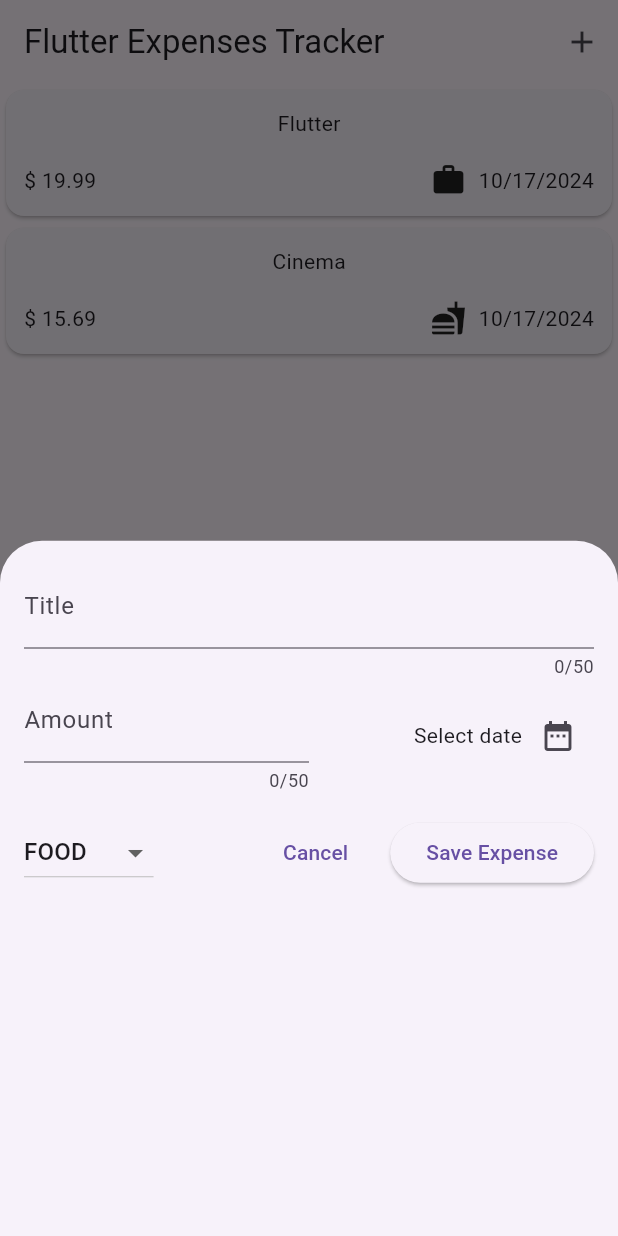
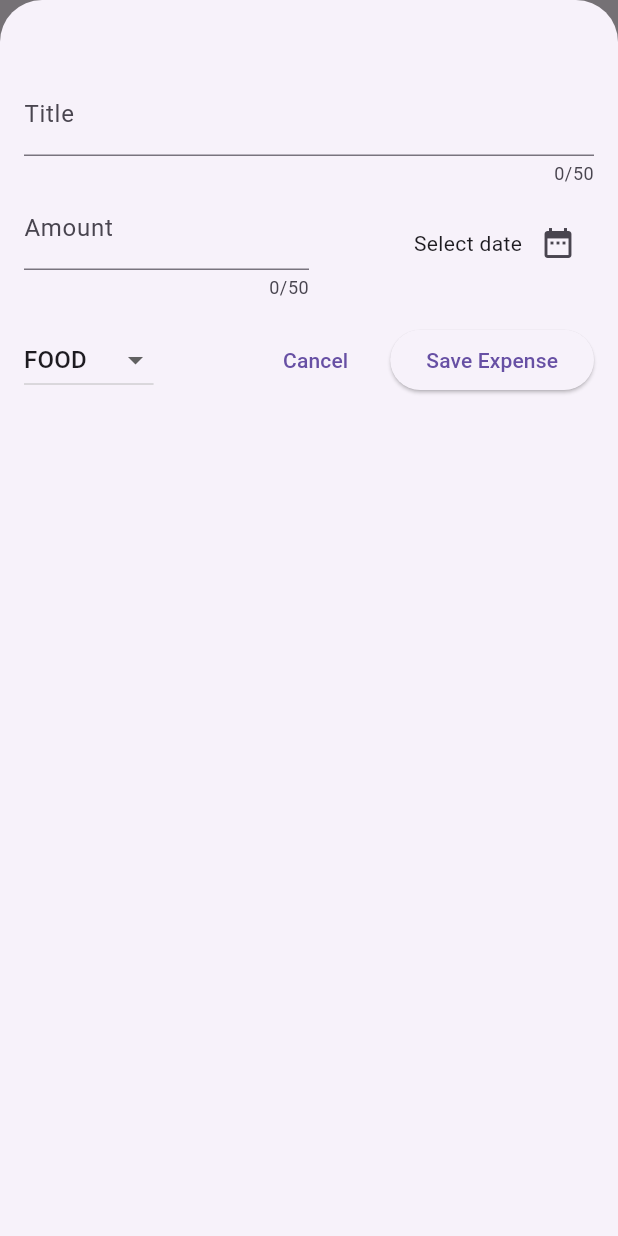
Before and after one commit to ammarelriyali/Expenses-Tracker, a Flutter app: the screen it shows after launch, after a tap on the "add" icon, on a phone screen of 412 x 824 dp. Run offline on Flutter 3.47's test engine with Material 3 defaults, Android fonts, the phone set to English and light mode, and no system bars.

Commit message:
add popup after validation data and full screen mode

```diff
--- a/expenses_tracker/lib/Module/Expenses/Widgets/Screens/expenses_page.dart
+++ b/expenses_tracker/lib/Module/Expenses/Widgets/Screens/expenses_page.dart
@@ -32,10 +32,13 @@ class _ExpensesPage extends State<ExpensesPage> {
       _registeredExpenses.add(expenseModel);
     });
   }
+    void _addNewExpenses(ExpenseModel expenseModel) {
+    }
 
   void _buildBottom() {
     showModalBottomSheet(
         context: context,
+        isScrollControlled: true,
         builder: (ctx) {
           return NewExpensesPage(onAddExpense: _addNewExpenses);
         });
--- a/expenses_tracker/lib/Module/Expenses/Widgets/Screens/new_expenses_page.dart
+++ b/expenses_tracker/lib/Module/Expenses/Widgets/Screens/new_expenses_page.dart
@@ -41,6 +41,7 @@ class _NewExpensesPage extends State<NewExpensesPage> {
       return;
     } else {
         widget.onAddExpense(ExpenseModel(title: _titleTextController.text, amount: amount, category: _selectedDropDown, date: _selectedDate!));
+        Navigator.pop(context);
     }
   }
 
@@ -65,7 +66,10 @@ class _NewExpensesPage extends State<NewExpensesPage> {
   @override
   Widget build(BuildContext context) {
     return Padding(
-      padding: const EdgeInsets.all(ThemeConstants.defaultPadding),
+      padding: const  EdgeInsets.fromLTRB(ThemeConstants.defaultPaddingTrailing,
+       ThemeConstants.defaultPaddingTopInFullScreenMode,
+        ThemeConstants.defaultPaddingLeading,
+        ThemeConstants.defaultPaddingBottom),
       child: Column(
         children: [
           TextField(
--- a/expenses_tracker/lib/Util/Constants/theme_constants.dart
+++ b/expenses_tracker/lib/Util/Constants/theme_constants.dart
@@ -1,7 +1,12 @@
 class ThemeConstants {
-    static const double defaultPadding = 16.0;
-    static const double defaultPaddingCard = 12.0;
-    static const double defaultSpacingVertical  = 16.0;
-    static const double defaultSpacingHorizontal   = 16.0;
+  static const double defaultPadding = 16.0;
+  static const double defaultPaddingCard = 12.0;
+  static const double defaultSpacingVertical = 16.0;
+  static const double defaultSpacingHorizontal = 16.0;
 
+  static const double defaultPaddingLeading = 16.0;
+  static const double defaultPaddingBottom = 16.0;
+  static const double defaultPaddingTrailing = 16.0;
+  static const double defaultPaddingTop = 16.0;
+  static const double defaultPaddingTopInFullScreenMode = 48.0;
 }
```
Also changed, not shown: expenses_tracker/lib/Module/Expenses/Widgets/Lists/ExpensesList/expenses_list.dart (+5 -5 lines).
